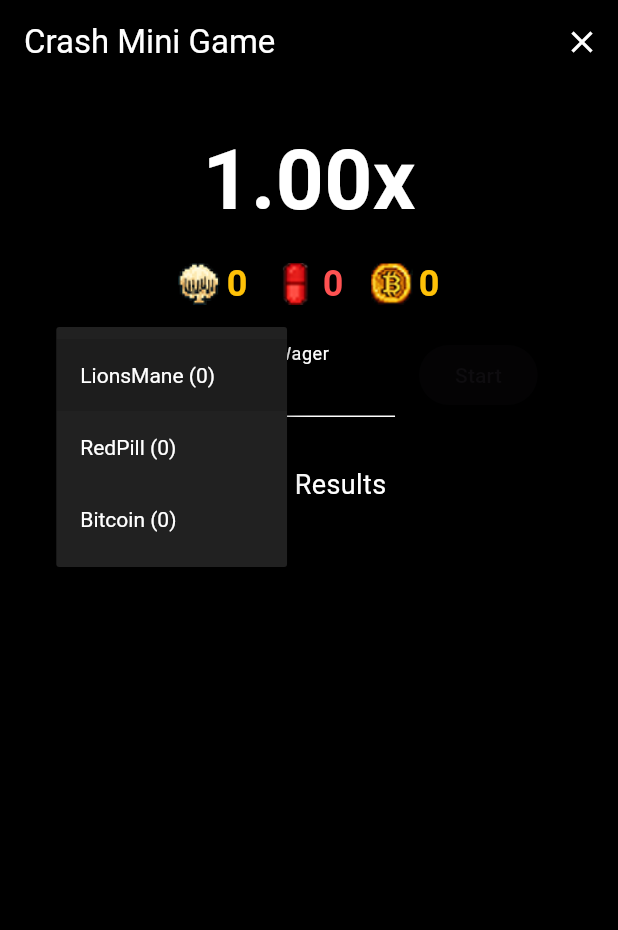
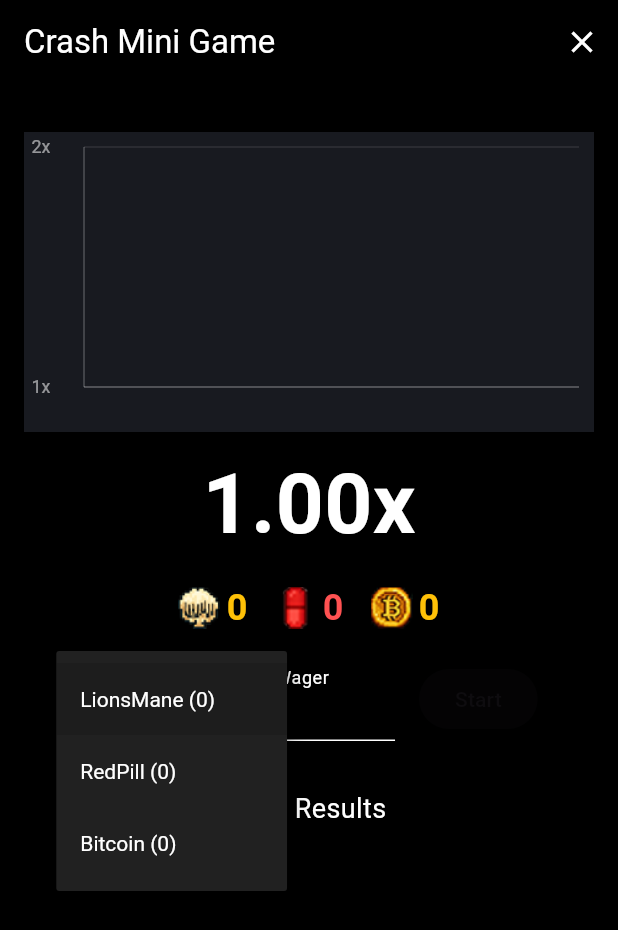
Before and after one commit to Acoderpdx/Flappy-Newest-Version, a Flutter app: the CrashMiniGameScreen screen opened directly with empty values, after a tap on an icon or button, on a phone screen of 412 x 824 dp. Shown: the top 930 px of the screen. Run offline on Flutter 3.47's test engine with Material 3 defaults, Android fonts, the phone set to English and light mode, and no system bars; our stand-ins replace shared_preferences; accounts and stored records are empty.

Commit message:
Update crash mini game with random crash and multiplier x-axis

```diff
--- a/lib/crash_mini_game.dart
+++ b/lib/crash_mini_game.dart
@@ -52,6 +52,7 @@ class _CrashMiniGameScreenState extends State<CrashMiniGameScreen> {
   late int lionsManeBalance;
   late int redPillBalance;
   late int bitcoinBalance;
+  List<Offset> _graphPoints = [];
 
   @override
   void initState() {
@@ -59,6 +60,7 @@ class _CrashMiniGameScreenState extends State<CrashMiniGameScreen> {
     lionsManeBalance = widget.lionsManeCollected;
     redPillBalance = widget.redPillCollected;
     bitcoinBalance = widget.bitcoinCollected;
+    _graphPoints = [Offset(0, 1.0)];
   }
 
   @override
@@ -82,12 +84,14 @@ class _CrashMiniGameScreenState extends State<CrashMiniGameScreen> {
       multiplier = 1.0;
       elapsedMs = 0;
       crashMultiplier = _computeCrashMultiplier();
+      _graphPoints = [Offset(0, 1.0)];
     });
     _timer = Timer.periodic(const Duration(milliseconds: 30), (timer) {
       setState(() {
         elapsedMs += 30;
         // Bustabit's multiplier curve: m = e^(g*t), g ~ 0.00006
         multiplier = (exp(0.00006 * elapsedMs)).clamp(1.0, crashMultiplier + 2);
+        _graphPoints.add(Offset(elapsedMs / 1000, multiplier));
         if (multiplier >= crashMultiplier) {
           phase = CrashGamePhase.crashed;
           pastResults.insert(0, crashMultiplier);
@@ -120,6 +124,7 @@ class _CrashMiniGameScreenState extends State<CrashMiniGameScreen> {
       phase = CrashGamePhase.waiting;
       multiplier = 1.0;
       elapsedMs = 0;
+      _graphPoints = [Offset(0, 1.0)];
       hashIndex = (hashIndex + 1) % hashChain.length;
     });
   }
@@ -133,20 +138,9 @@ class _CrashMiniGameScreenState extends State<CrashMiniGameScreen> {
   }
 
   double _computeCrashMultiplier() {
-    // Provably fair: mimic bustabit logic
-    final gameHash = hexToBytes(hashChain[hashIndex]);
-    final key = utf8.encode(vxSignature);
-    final hmacSha256 = Hmac(sha256, key);
-    final hash = hmacSha256.convert(gameHash).bytes;
-    // First 52 bits
-    int r = 0;
-    for (int i = 0; i < 7; i++) {
-      r = (r << 8) | hash[i];
-    }
-    r = r >> 4; // Only 52 bits
-    double X = r / pow(2, 52);
-    double result = 99 / (1 - X);
-    double crash = max(1.0, (result.floorToDouble() / 100));
+    // Make crash multiplier truly random between 1.1x and 10x (or any range you want)
+    final rand = Random();
+    double crash = 1.1 + rand.nextDouble() * 8.9; // Range: 1.1 to 10.0
     return crash;
   }
 
@@ -188,6 +182,18 @@ class _CrashMiniGameScreenState extends State<CrashMiniGameScreen> {
         child: Column(
           children: [
             const SizedBox(height: 24),
+            // --- Bustabit-style Graph ---
+            Padding(
+              padding: const EdgeInsets.symmetric(horizontal: 16.0, vertical: 8),
+              child: SizedBox(
+                height: 200,
+                child: CrashGraph(
+                  points: _graphPoints,
+                  crashMultiplier: phase == CrashGamePhase.crashed ? multiplier : null,
+                  cashedOutMultiplier: phase == CrashGamePhase.cashedOut ? multiplier : null,
+                ),
+              ),
+            ),
             Center(
               child: AnimatedSwitcher(
                 duration: const Duration(milliseconds: 200),
@@ -337,3 +343,168 @@ List<int> hexToBytes(String hex) {
   }
   return result;
 }
+
+class CrashGraph extends StatelessWidget {
+  final List<Offset> points;
+  final double? crashMultiplier;
+  final double? cashedOutMultiplier;
+
+  const CrashGraph({
+    Key? key,
+    required this.points,
+    this.crashMultiplier,
+    this.cashedOutMultiplier,
+  }) : super(key: key);
+
+  @override
+  Widget build(BuildContext context) {
+    return LayoutBuilder(
+      builder: (context, constraints) {
+        return CustomPaint(
+          painter: CrashGraphPainter(
+            points: points,
+            crashMultiplier: crashMultiplier,
+            cashedOutMultiplier: cashedOutMultiplier,
+          ),
+          size: Size(constraints.maxWidth, constraints.maxHeight),
+        );
+      },
+    );
+  }
+}
+
+class CrashGraphPainter extends CustomPainter {
+  final List<Offset> points;
+  final double? crashMultiplier;
+  final double? cashedOutMultiplier;
+
+  CrashGraphPainter({
+    required this.points,
+    this.crashMultiplier,
+    this.cashedOutMultiplier,
+  });
+
+  @override
+  void paint(Canvas canvas, Size size) {
+    // Background
+    final bgPaint = Paint()..color = const Color(0xFF181A20);
+    canvas.drawRect(Offset.zero & size, bgPaint);
+
+    if (points.isEmpty) return;
+
+    // Find max X (time) and Y (multiplier) for scaling
+    double maxX = points.last.dx;
+    double maxY = points.map((e) => e.dy).fold<double>(1.0, max);
+
+    // Y axis: round up to next integer for label
+    double yAxisMax = max(2.0, (maxY + 0.5).ceilToDouble());
+
+    // X axis: show up to 8 seconds, scale if longer
+    double xAxisMax = max(3.0, maxX);
+
+    // Draw axes
+    final axisPaint = Paint()
+      ..color = Colors.white24
+      ..strokeWidth = 1.0;
+    // Y axis
+    canvas.drawLine(Offset(40, 10), Offset(40, size.height - 30), axisPaint);
+    // X axis
+    canvas.drawLine(Offset(40, size.height - 30), Offset(size.width - 10, size.height - 30), axisPaint);
+
+    // Y axis labels (1x, 2x, 3x...)
+    final labelStyle = TextStyle(color: Colors.white54, fontSize: 12);
+    for (int i = 1; i <= yAxisMax; i++) {
+      double y = _mapY(i.toDouble(), yAxisMax, size.height);
+      final tp = TextPainter(
+        text: TextSpan(text: '${i}x', style: labelStyle),
+        textDirection: TextDirection.ltr,
+      )..layout();
+      tp.paint(canvas, Offset(5, y - tp.height / 2));
+      // Draw grid line
+      canvas.drawLine(
+        Offset(40, y),
+        Offset(size.width - 10, y),
+        Paint()
+          ..color = Colors.white10
+          ..strokeWidth = 1,
+      );
+    }
+
+    // X axis labels (multiplier values instead of seconds)
+    // We'll pick evenly spaced multipliers from the curve
+    int xLabels = 5; // Number of labels to show
+    List<double> multipliersForLabels = [];
+    if (points.length > 1) {
+      double minMultiplier = points.first.dy;
+      double maxMultiplier = points.last.dy;
+      for (int i = 0; i <= xLabels; i++) {
+        double m = minMultiplier + (maxMultiplier - minMultiplier) * (i / xLabels);
+        multipliersForLabels.add(m);
+      }
+    } else {
+      multipliersForLabels = [1.0, 2.0, 3.0, 4.0, 5.0];
+    }
+    for (var m in multipliersForLabels) {
+      // Find the closest point in time for this multiplier
+      Offset? closest = points.reduce((a, b) => (a.dy - m).abs() < (b.dy - m).abs() ? a : b);
+      double x = _mapX(closest.dx, maxX, size.width);
+      final tp = TextPainter(
+        text: TextSpan(text: '${m.toStringAsFixed(1)}x', style: labelStyle),
+        textDirection: TextDirection.ltr,
+      )..layout();
+      tp.paint(canvas, Offset(x - tp.width / 2, size.height - 25));
+      // Draw grid line
+      canvas.drawLine(
+        Offset(x, 10),
+        Offset(x, size.height - 30),
+        Paint()
+          ..color = Colors.white10
+          ..strokeWidth = 1,
+      );
+    }
+
+    // Draw curve
+    final linePaint = Paint()
+      ..color = Colors.greenAccent
+      ..strokeWidth = 2.5
+      ..style = PaintingStyle.stroke;
+    final path = Path();
+    for (int i = 0; i < points.length; i++) {
+      double x = _mapX(points[i].dx, xAxisMax, size.width);
+      double y = _mapY(points[i].dy, yAxisMax, size.height);
+      if (i == 0) {
+        path.moveTo(x, y);
+      } else {
+        path.lineTo(x, y);
+      }
+    }
+    canvas.drawPath(path, linePaint);
+
+    // Draw crash/cashout indicator
+    if (crashMultiplier != null) {
+      double x = _mapX(points.last.dx, xAxisMax, size.width);
+      double y = _mapY(crashMultiplier!, yAxisMax, size.height);
+      canvas.drawCircle(Offset(x, y), 7, Paint()..color = Colors.redAccent);
+    } else if (cashedOutMultiplier != null) {
+      double x = _mapX(points.last.dx, xAxisMax, size.width);
+      double y = _mapY(cashedOutMultiplier!, yAxisMax, size.height);
+      canvas.drawCircle(Offset(x, y), 7, Paint()..color = Colors.amberAccent);
+    }
+  }
+
+  double _mapX(double t, double maxT, double width) {
+    // Map t (seconds) from [0, maxT] to [40, width-10]
+    return 40 + (width - 50) * (t / maxT);
+  }
+
+  double _mapY(double m, double maxM, double height) {
+    // Map m (multiplier) from [1, maxM] to [height-30, 10]
+    return (height - 30) - ((m - 1) / (maxM - 1)) * (height - 40);
+  }
+
+  @override
+  bool shouldRepaint(covariant CrashGraphPainter oldDelegate) =>
+      oldDelegate.points != points ||
+      oldDelegate.crashMultiplier != crashMultiplier ||
+      oldDelegate.cashedOutMultiplier != cashedOutMultiplier;
+}
```
